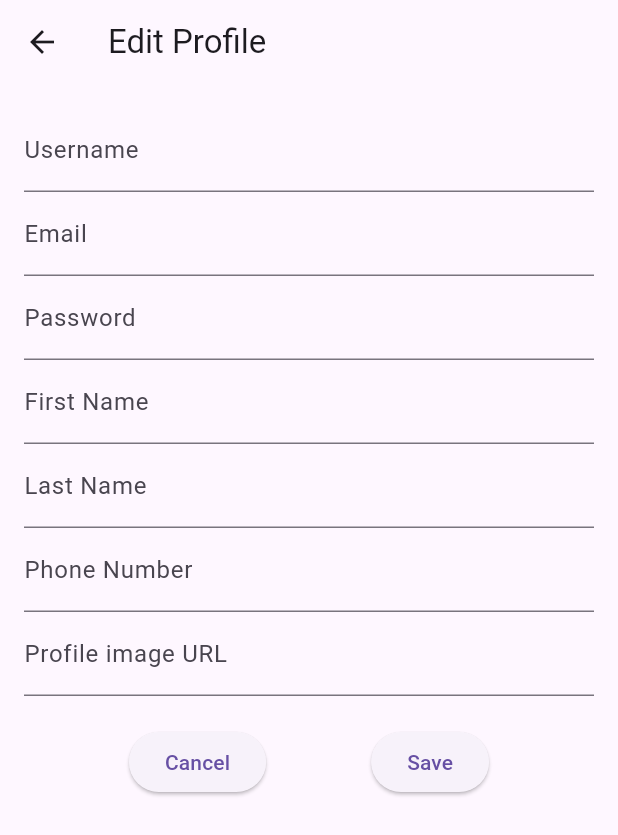
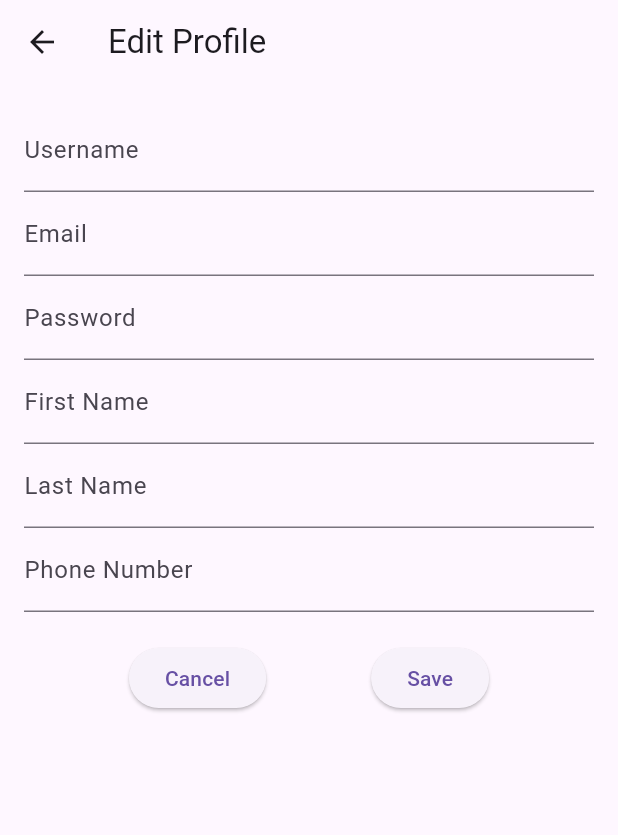
Before and after one commit to DrakeSr001/FlutProject, a Flutter app: the EditProfileScreen screen opened directly with empty values, on a phone screen of 412 x 824 dp. Shown: the top 835 px of the screen. Run offline on Flutter 3.47's test engine with Material 3 defaults, Android fonts, the phone set to English and light mode, and no system bars; our stand-ins replace cached_network_image, flutter_login; missing offline and left inert: dart:ffi, email_otp, onboarding.

Commit message:
Update editprofile.dart

```diff
--- a/projecto1/lib/screens/editprofile.dart
+++ b/projecto1/lib/screens/editprofile.dart
@@ -21,7 +21,6 @@ class _EditProfileScreenState extends State<EditProfileScreen> {
   late TextEditingController lastNameController;
   late TextEditingController phoneNumberController;
   late TextEditingController passwordController;
-  late TextEditingController profileImgController;
 
   @override
   void initState() {
@@ -31,8 +30,6 @@ class _EditProfileScreenState extends State<EditProfileScreen> {
     firstNameController = TextEditingController(text: widget.user.firstName);
     lastNameController = TextEditingController(text: widget.user.lastName);
     passwordController = TextEditingController(text: widget.user.password);
-    profileImgController =
-        TextEditingController(text: widget.user.profileImage);
     phoneNumberController =
         TextEditingController(text: widget.user.phoneNumber);
   }
@@ -76,7 +73,7 @@ class _EditProfileScreenState extends State<EditProfileScreen> {
     lastNameController.dispose();
     passwordController.dispose();
     phoneNumberController.dispose();
-    profileImgController.dispose();
+    phoneNumberController.dispose();
     super.dispose();
   }
 
@@ -117,10 +114,6 @@ class _EditProfileScreenState extends State<EditProfileScreen> {
                 TextFormField(
                   decoration: InputDecoration(labelText: 'Phone Number'),
                   controller: phoneNumberController,
-                ),
-                TextFormField(
-                  decoration: InputDecoration(labelText: 'Profile image URL'),
-                  controller: profileImgController,
                 ),
                 SizedBox(height: 20.0),
                 Row(
```
